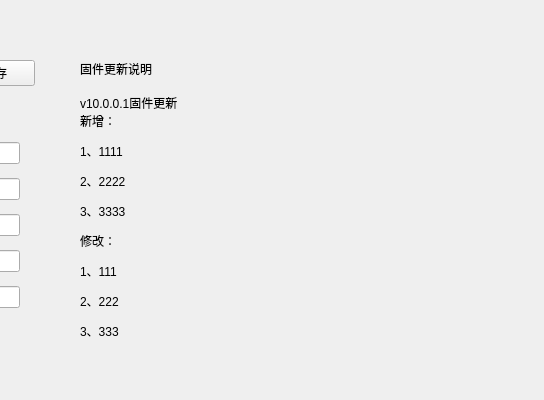
This is resource/ui/FirmwareConfigInterface.ui in yltzdhbc/open-link-tool as Qt 5 draws it before an edit; both pictures show x 367 to 911 and y 0 to 400 of the 911 by 807 pixel window. The edited form follows.
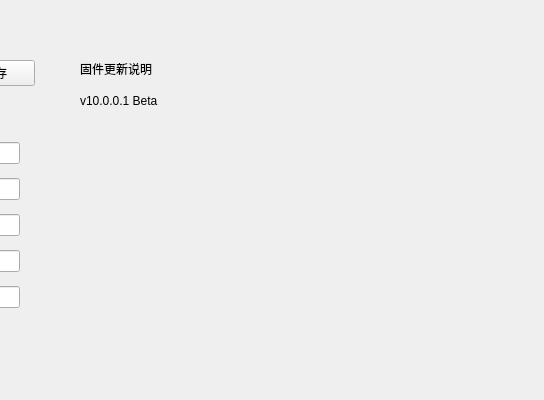
This is the edited form. Custom widgets are drawn as their Qt base class.

What changed in the file:
```diff
--- a/resource/ui/FirmwareConfigInterface.ui
+++ b/resource/ui/FirmwareConfigInterface.ui
@@ -328,7 +328,7 @@
               <item>
                <widget class="BodyLabel" name="label_3">
                 <property name="text">
-                 <string>&lt;html&gt;&lt;head/&gt;&lt;body&gt;&lt;p&gt;v10.0.0.1固件更新&lt;br/&gt;新增：&lt;/p&gt;&lt;p&gt;1、1111&lt;/p&gt;&lt;p&gt;2、2222&lt;/p&gt;&lt;p&gt;3、3333&lt;/p&gt;&lt;p&gt;修改：&lt;/p&gt;&lt;p&gt;1、111&lt;/p&gt;&lt;p&gt;2、222&lt;/p&gt;&lt;p&gt;3、333&lt;/p&gt;&lt;/body&gt;&lt;/html&gt;</string>
+                 <string>&lt;html&gt;&lt;head/&gt;&lt;body&gt;&lt;p&gt;v10.0.0.1 Beta&lt;/p&gt;&lt;/body&gt;&lt;/html&gt;</string>
                 </property>
                </widget>
               </item>
```
